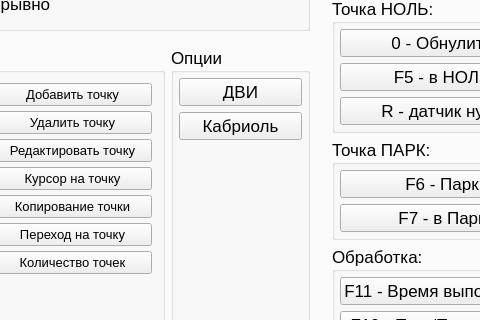
The window that KAMEditor/gui/mainwindow.ui (Xtail96/SML) describes before a commit, drawn with Qt 5; both pictures show x 863 to 1343 and y 298 to 618 of the 1450 by 739 pixel window.
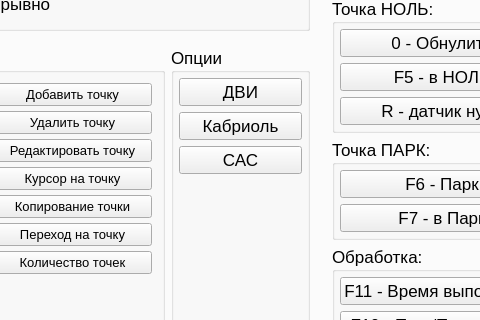
The same window after the commit. Icons and pictures are not drawn.

```diff
--- a/KAMEditor/gui/mainwindow.ui
+++ b/KAMEditor/gui/mainwindow.ui
@@ -1896,6 +1896,13 @@
                    </property>
                   </widget>
                  </item>
+                 <item>
+                  <widget class="QPushButton" name="lubricationSystemPushButton">
+                   <property name="text">
+                    <string>САС</string>
+                   </property>
+                  </widget>
+                 </item>
                  <item>
                   <spacer name="verticalSpacer">
                    <property name="orientation">
```
